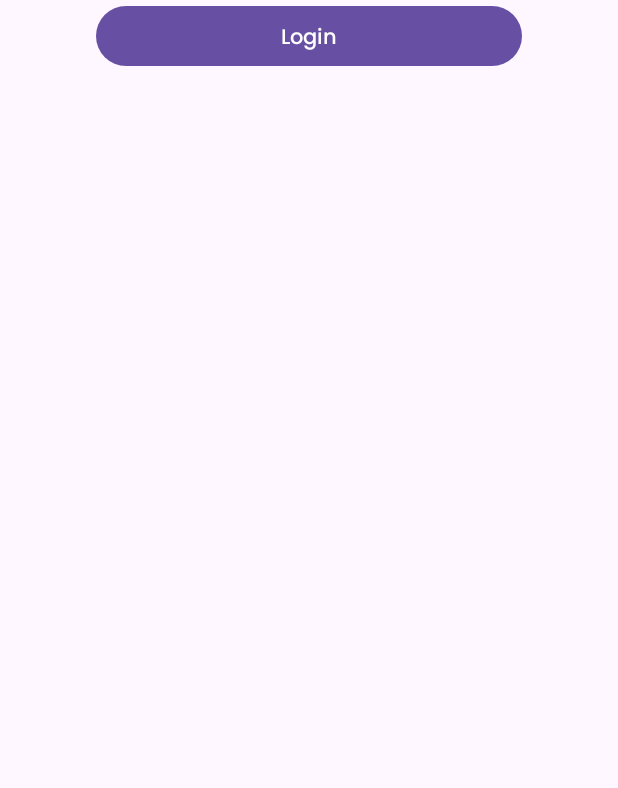
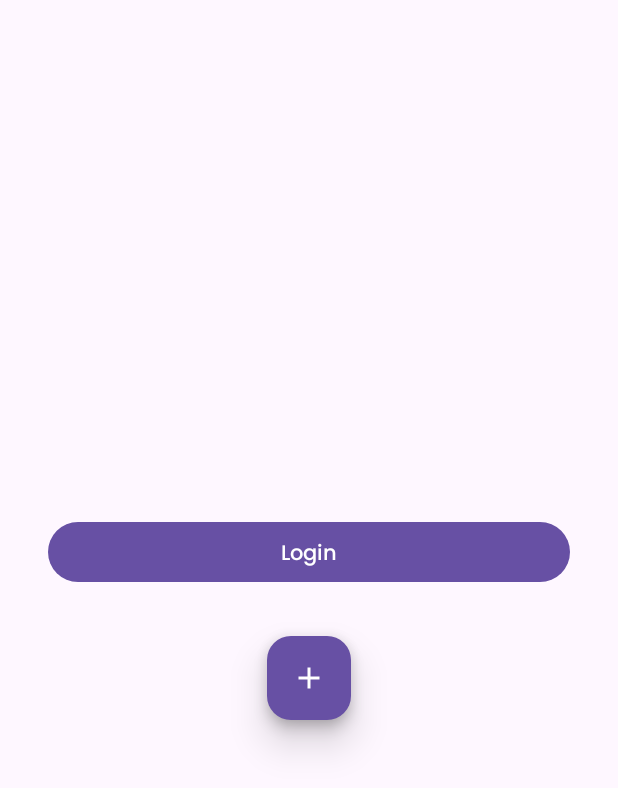
Before and after one commit to ronaldocoding/sommelier, an Android app built with Jetpack Compose: the @Preview function SommelierPreview, on a phone screen of 412 x 824 dp. Shown: the top 788 px of the screen. Run offline under Robolectric (Android 15) with nearby library versions, the phone set to English and light mode, and no system bars.

Commit message:
[add-quick-action-button] Add QuickActionButton to MainActivity

```diff
--- a/app/src/main/java/br/com/sommelier/presentation/MainActivity.kt
+++ b/app/src/main/java/br/com/sommelier/presentation/MainActivity.kt
@@ -3,14 +3,19 @@ package br.com.sommelier.presentation
 import android.os.Bundle
 import androidx.activity.ComponentActivity
 import androidx.activity.compose.setContent
+import androidx.compose.foundation.layout.Arrangement
+import androidx.compose.foundation.layout.Column
+import androidx.compose.foundation.layout.Spacer
 import androidx.compose.foundation.layout.fillMaxSize
 import androidx.compose.foundation.layout.padding
 import androidx.compose.material3.MaterialTheme
 import androidx.compose.material3.Surface
 import androidx.compose.runtime.Composable
+import androidx.compose.ui.Alignment
 import androidx.compose.ui.Modifier
 import androidx.compose.ui.tooling.preview.Preview
 import br.com.sommelier.ui.component.ActionButton
+import br.com.sommelier.ui.component.QuickActionButton
 import br.com.sommelier.ui.theme.SommelierTheme
 import br.com.sommelier.ui.theme.Spacing
 
@@ -23,11 +28,17 @@ class MainActivity : ComponentActivity() {
                     modifier = Modifier.fillMaxSize(),
                     color = MaterialTheme.colorScheme.background
                 ) {
+                    Column(
+                        verticalArrangement = Arrangement.Center,
+                        horizontalAlignment = Alignment.CenterHorizontally
+                    ) {
                         ActionButton(
                             text = "Login",
-                        onClick = {},
                             modifier = Modifier.padding(horizontal = Spacing.small)
                         )
+                        Spacer(modifier = Modifier.padding(Spacing.small))
+                        QuickActionButton()
+                    }
                 }
             }
         }
@@ -42,11 +53,17 @@ fun SommelierPreview() {
             modifier = Modifier.fillMaxSize(),
             color = MaterialTheme.colorScheme.background
         ) {
+            Column(
+                verticalArrangement = Arrangement.Center,
+                horizontalAlignment = Alignment.CenterHorizontally
+            ) {
                 ActionButton(
                     text = "Login",
-                onClick = { /*TODO*/ },
-                modifier = Modifier.padding(horizontal = Spacing.mediumLarge)
+                    modifier = Modifier.padding(horizontal = Spacing.small)
                 )
+                Spacer(modifier = Modifier.padding(Spacing.small))
+                QuickActionButton()
             }
         }
     }
+}
```
Lines whose indentation alone changed are shown as unchanged.
